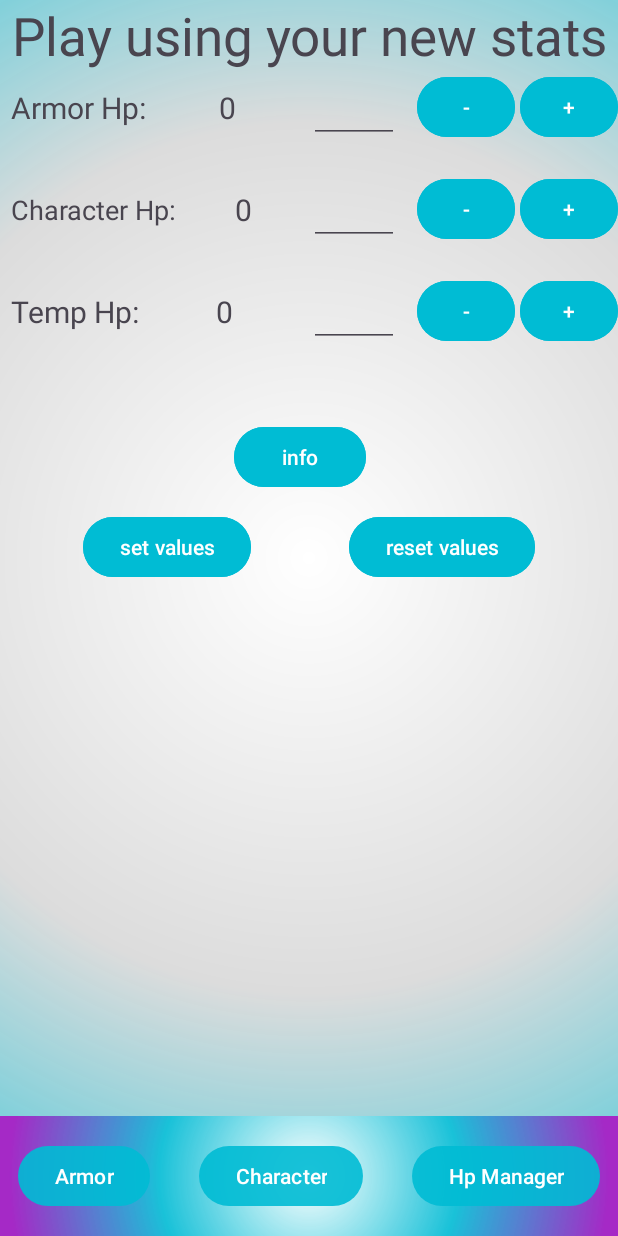
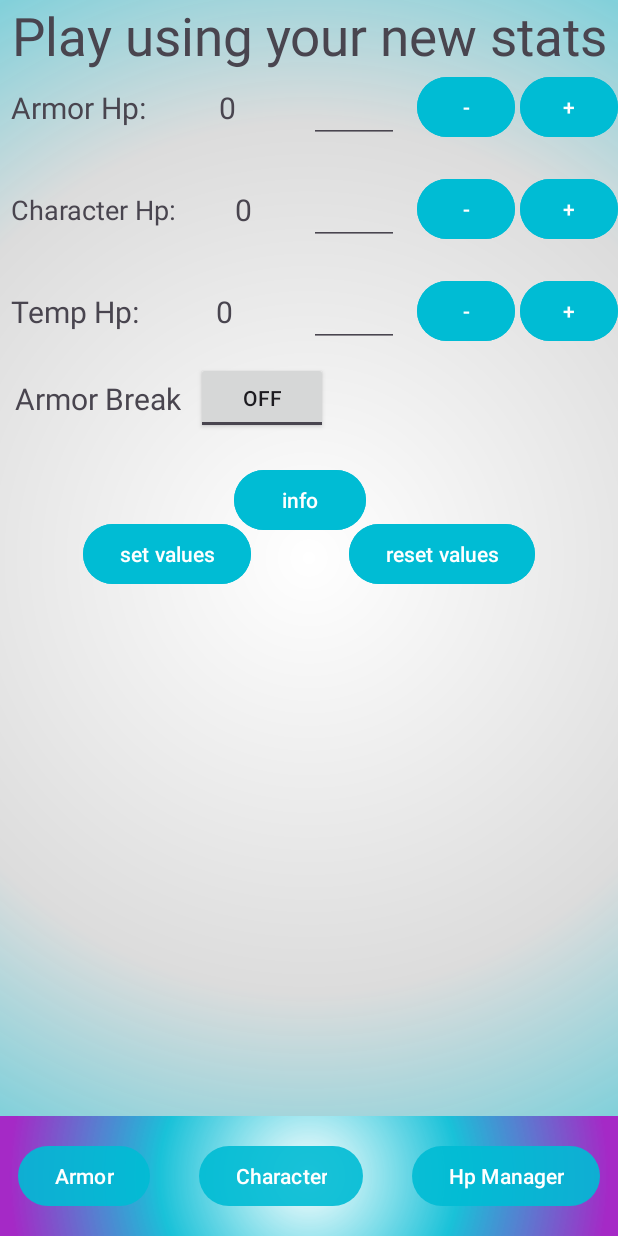
Before and after one commit to Ryan-B14/DnD-HP-Manager, an Android app: the HpFragment screen opened through its navigation route, on a phone screen of 412 x 824 dp. Run offline under Robolectric (Android 15) with nearby library versions, the light colour scheme and no system bars; libraries missing offline, so code that uses them is left out: io.github.muddz.styleabletoast.

Commit message:
add armor break toggle button

```diff
--- a/app/src/main/res/layout/fragment_hp.xml
+++ b/app/src/main/res/layout/fragment_hp.xml
@@ -274,13 +274,47 @@
             </androidx.constraintlayout.widget.ConstraintLayout>
 
             <androidx.constraintlayout.widget.ConstraintLayout
+                android:id="@+id/ab_container"
+                android:layout_width="match_parent"
+                android:layout_height="wrap_content"
+                android:paddingTop="10dp"
+
+                app:layout_constraintTop_toBottomOf="@+id/temp_health_container"
+                app:layout_constraintEnd_toEndOf="parent"
+                app:layout_constraintStart_toStartOf="parent"
+                >
+                <TextView
+                    android:id="@+id/tv_armor_break"
+                    android:layout_width="wrap_content"
+                    android:layout_height="wrap_content"
+                    android:text="@string/armor_break"
+                    android:textSize="20sp"
+                    android:paddingHorizontal="10dp"
+
+                    app:layout_constraintTop_toTopOf="parent"
+                    app:layout_constraintStart_toStartOf="parent"
+                    app:layout_constraintBottom_toBottomOf="parent"
+                    />
+
+                <ToggleButton
+                    android:id="@+id/tb_armor_break"
+                    android:layout_width="wrap_content"
+                    android:layout_height="wrap_content"
+
+                    app:layout_constraintTop_toTopOf="parent"
+                    app:layout_constraintStart_toEndOf="@+id/tv_armor_break"
+                    app:layout_constraintBottom_toBottomOf="parent"
+                    />
+            </androidx.constraintlayout.widget.ConstraintLayout>
+
+            <androidx.constraintlayout.widget.ConstraintLayout
                 android:layout_width="match_parent"
                 android:layout_height="0dp"
 
                 app:layout_constraintBottom_toBottomOf="parent"
                 app:layout_constraintEnd_toEndOf="parent"
                 app:layout_constraintStart_toStartOf="parent"
-                app:layout_constraintTop_toBottomOf="@+id/temp_health_container"
+                app:layout_constraintTop_toBottomOf="@+id/ab_container"
                 >
 
                 <Button
--- a/app/src/main/res/values/strings.xml
+++ b/app/src/main/res/values/strings.xml
@@ -37,5 +37,6 @@
     <string name="extra_info">Extra Info</string>
     <string name="rules">Rules</string>
     <string name="app_info">App Info</string>
+    <string name="armor_break">Armor Break</string>
 
 </resources>
```
